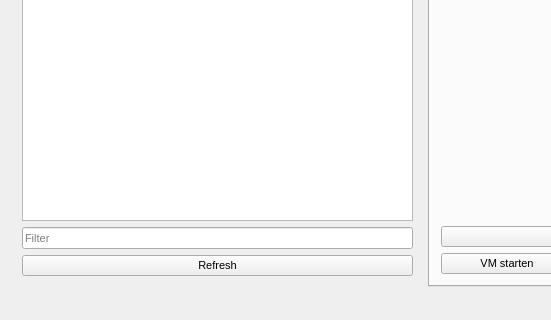
SteveCharleston/virsh-gui, file virshgui.ui: the form before one commit; both pictures show x 0 to 551 and y 421 to 741 of the 1012 by 741 pixel window.
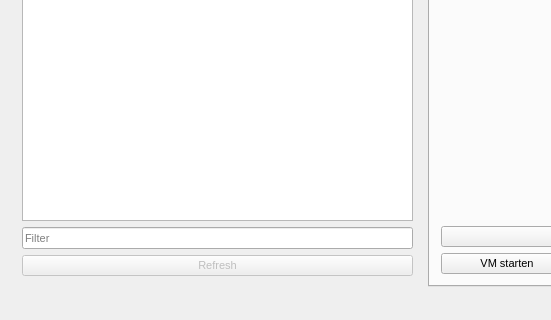
The form after the commit.

Commit message: Disabled refresh button when not connected #14

```diff
--- a/virshgui.ui
+++ b/virshgui.ui
@@ -212,6 +212,9 @@
         </item>
         <item>
          <widget class="QPushButton" name="refreshVmList">
+          <property name="enabled">
+           <bool>false</bool>
+          </property>
           <property name="text">
            <string>Refresh</string>
           </property>
```
The commit also changes 1 other file.
